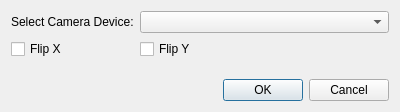
The window that src/cameraconfigdialog.ui (stvc/vxm-control) describes before a commit, drawn with Qt 5.
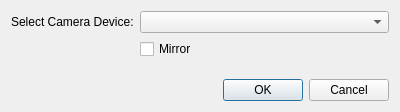
The same window after the commit.

Diff of the .ui file:
```diff
--- a/src/cameraconfigdialog.ui
+++ b/src/cameraconfigdialog.ui
@@ -26,17 +26,10 @@
      <item row="0" column="1">
       <widget class="QComboBox" name="cbCameraDevices"/>
      </item>
-     <item row="1" column="0">
-      <widget class="QCheckBox" name="checkFlipX">
-       <property name="text">
-        <string>Flip X</string>
-       </property>
-      </widget>
-     </item>
      <item row="1" column="1">
       <widget class="QCheckBox" name="checkFlipY">
        <property name="text">
-        <string>Flip Y</string>
+        <string>Mirror</string>
        </property>
       </widget>
      </item>
```
Left out of the diff: 2 changed lines with no effect on the pictures.
